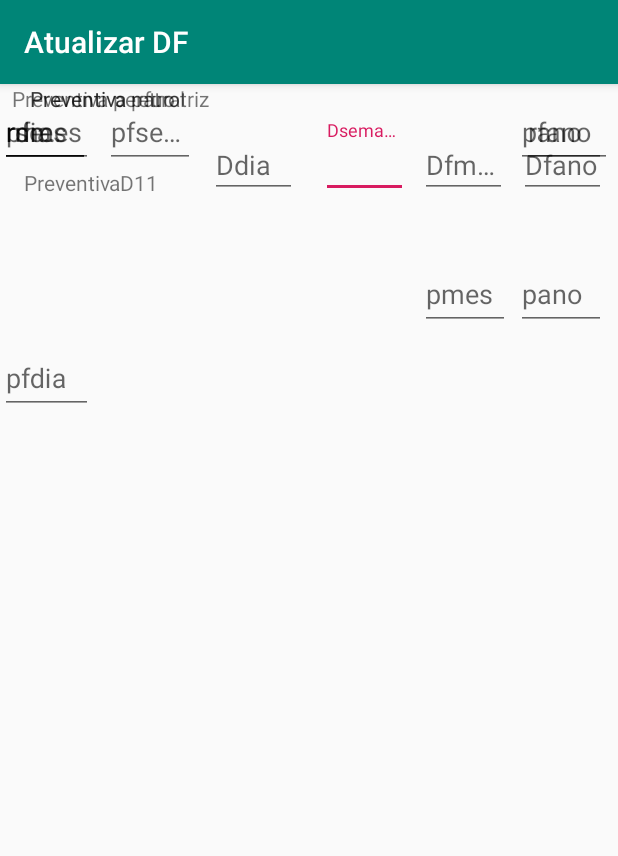
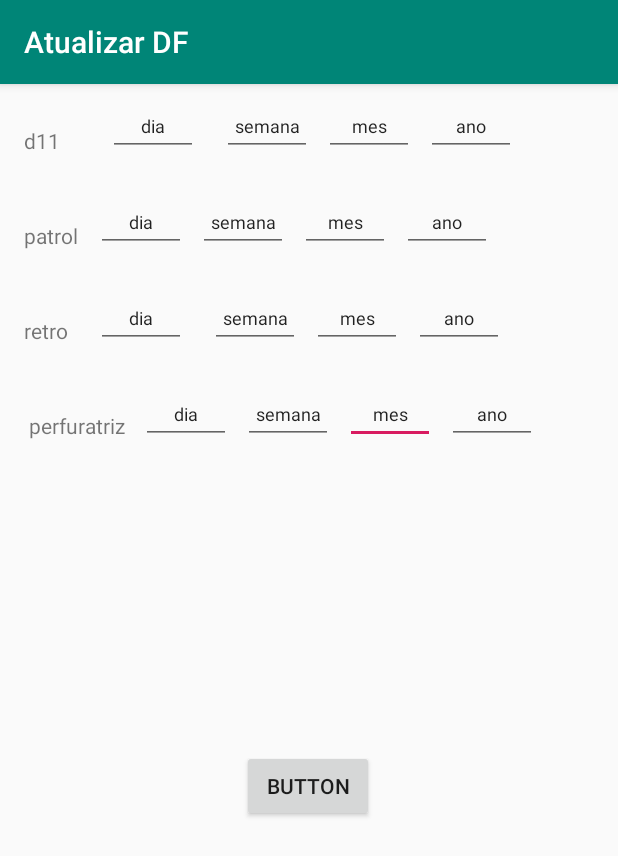
Before and after one commit to bhil3d/Corredor, an Android app: the AtualizardadosDF screen opened directly, with no data from a screen before it, on a phone screen of 412 x 824 dp. Shown: the top 856 px of the screen. Run offline under Robolectric (Android 15) with nearby library versions, the light colour scheme and no system bars; our stand-ins replace Firebase (no records; nobody signed in at launch, a user with empty details on screens opened directly).

Commit message:
atualizarDf

```diff
--- a/app/src/main/java/com/example/corredor/Activity/AtualizardadosDF.java
+++ b/app/src/main/java/com/example/corredor/Activity/AtualizardadosDF.java
@@ -2,10 +2,24 @@ package com.example.corredor.Activity;
 
 import android.support.v7.app.AppCompatActivity;
 import android.os.Bundle;
+import android.view.View;
+import android.widget.Button;
+import android.widget.EditText;
+import android.widget.Toast;
 
+import com.example.corredor.Class.ClassDF;
 import com.example.corredor.R;
+import com.google.firebase.database.DatabaseReference;
+import com.google.firebase.database.FirebaseDatabase;
 
-public class AtualizardadosDF extends AppCompatActivity {
+public class AtualizardadosDF extends AppCompatActivity implements View.OnClickListener {
+
+    private EditText Ddia,Dsemana,Dmes,Dano,D1ia,D1semana,D1mes,D1ano,
+    D2dia,D2semana,D2mes,D2ano,D3dia,D3semana,D3mes,D3ano;
+    private Button D4atualizar;
+    private ClassDF classDFselecionada;
+    private FirebaseDatabase database;
+
 
     @Override
     protected void onCreate(Bundle savedInstanceState) {
@@ -13,7 +27,91 @@ public class AtualizardadosDF extends AppCompatActivity {
         setContentView(R.layout.activity_atualizardados_df);
 
         getSupportActionBar().setTitle("Atualizar DF");
+        inicializarComponentes();
+        database = FirebaseDatabase.getInstance();
 
     }
 
+
+    @Override
+    public void onClick(View v) {
+
+        switch (v.getId()){
+
+            case R.id.D4atualizar:
+
+                Toast.makeText(getBaseContext(),"sucesso",Toast.LENGTH_LONG).show();
+                break;
+
+
+        }
+
+    }
+
+
+    private void btnalterar(){
+
+        String ddia = Ddia.getText().toString();
+        String dsemana = Dsemana.getText().toString();
+        String dmes = Dmes.getText().toString();
+        String dano = Dano.getText().toString();
+        String d1dia = D1ia.getText().toString();
+        String d1semana= D1semana.getText().toString();
+        String d1mes = D1mes.getText().toString();
+        String d1ano = D1ano.getText().toString();
+        String d2dia = D2dia.getText().toString();
+        String d2semana = D2semana.getText().toString();
+        String d2mes = D2mes.getText().toString();
+        String d2ano = D2ano.getText().toString();
+        String d3dia = D3dia.getText().toString();
+        String d3semana = D3semana.getText().toString();
+        String d3mes = D3mes.getText().toString();
+        String d3ano = D3ano.getText().toString();
+
+        AlterarDados(ddia,dsemana,dmes,dano,d1dia,d1semana,d1mes,d1ano,d2dia,d2semana,d2mes,d2ano,d3dia,d3semana,d3mes,d3ano);
+
+    }
+
+private  void AlterarDados(String ddia,String dsemana,
+                           String dmes,String dano, String d1dia, String d1semana, String d1mes,
+                           String d1ano,String d2dia, String d2semana,String d2mes,String d2ano,
+                           String d3dia,String d3semana,String d3mes,String d3ano){
+
+    DatabaseReference reference = database.getReference().child("DF");
+
+
+
+
 }
+
+
+
+    public void inicializarComponentes(){
+        Ddia = findViewById(R.id.Ddia);
+        Dsemana = findViewById(R.id.Dsemana);
+        Dmes = findViewById(R.id.Dmes);
+        Dano = findViewById(R.id.Dano);
+        D1ia = findViewById(R.id.D1dia);
+        D1semana = findViewById(R.id.D1semana);
+        D1mes = findViewById(R.id.D1mes);
+        D1ano = findViewById(R.id.D1ano);
+        D2dia = findViewById(R.id.D2dia);
+        D2semana = findViewById(R.id.D2semana);
+        D2mes = findViewById(R.id.D2mes);
+        D2ano = findViewById(R.id.D2ano);
+        D3dia = findViewById(R.id.D3dia);
+        D3semana = findViewById(R.id.D3semana);
+        D3mes = findViewById(R.id.d3mes);
+        D3ano = findViewById(R.id.D3ano);
+        D4atualizar = findViewById(R.id.D4atualizar);
+
+        D4atualizar.setOnClickListener(this);
+
+
+
+
+
+
+
+    }
+}
--- a/app/src/main/res/layout/activity_atualizardados_df.xml
+++ b/app/src/main/res/layout/activity_atualizardados_df.xml
@@ -4,271 +4,289 @@
     xmlns:tools="http://schemas.android.com/tools"
     android:layout_width="match_parent"
     android:layout_height="match_parent"
+    android:orientation="horizontal"
     tools:context=".Activity.AtualizardadosDF">
+
+
+    <EditText
+        android:id="@+id/d3mes"
+        android:layout_width="60dp"
+        android:layout_height="40dp"
+        android:layout_marginStart="8dp"
+        android:layout_marginTop="24dp"
+        android:ems="10"
+        android:inputType="textPersonName"
+        android:text="mes"
+        android:textAlignment="center"
+        android:textSize="12sp"
+        app:layout_constraintStart_toEndOf="@+id/D3semana"
+        app:layout_constraintTop_toBottomOf="@+id/D2mes" />
+
+    <EditText
+        android:id="@+id/D3semana"
+        android:layout_width="60dp"
+        android:layout_height="40dp"
+        android:layout_marginStart="8dp"
+        android:layout_marginTop="24dp"
+        android:ems="10"
+        android:inputType="textPersonName"
+        android:text="semana"
+        android:textAlignment="center"
+        android:textSize="12sp"
+        app:layout_constraintStart_toEndOf="@+id/D3dia"
+        app:layout_constraintTop_toBottomOf="@+id/D2semana" />
+
+    <EditText
+        android:id="@+id/D3dia"
+        android:layout_width="60dp"
+        android:layout_height="40dp"
+        android:layout_marginStart="8dp"
+        android:layout_marginTop="24dp"
+        android:ems="10"
+        android:inputType="textPersonName"
+        android:text="dia"
+        android:textAlignment="center"
+        android:textSize="12sp"
+        app:layout_constraintStart_toEndOf="@+id/textView6"
+        app:layout_constraintTop_toBottomOf="@+id/D2dia"
+        tools:ignore="MissingConstraints" />
+
+    <EditText
+        android:id="@+id/D3ano"
+        android:layout_width="60dp"
+        android:layout_height="40dp"
+        android:layout_marginStart="8dp"
+        android:layout_marginTop="24dp"
+        android:ems="10"
+        android:inputType="textPersonName"
+        android:text="ano"
+        android:textAlignment="center"
+        android:textSize="12sp"
+        app:layout_constraintStart_toEndOf="@+id/d3mes"
+        app:layout_constraintTop_toBottomOf="@+id/D2ano" />
+
+    <TextView
+        android:id="@+id/textView6"
+        android:layout_width="70dp"
+        android:layout_height="wrap_content"
+        android:layout_marginStart="16dp"
+        android:layout_marginTop="44dp"
+        android:text="perfuratriz"
+        android:textAlignment="center"
+        app:layout_constraintStart_toStartOf="parent"
+        app:layout_constraintTop_toBottomOf="@+id/textView4" />
+
+    <EditText
+        android:id="@+id/Dsemana"
+        android:layout_width="60dp"
+        android:layout_height="40dp"
+        android:layout_marginStart="16dp"
+        android:layout_marginTop="8dp"
+        android:ems="10"
+        android:inputType="textPersonName"
+        android:text="semana"
+        android:textAlignment="center"
+        android:textSize="12sp"
+        app:layout_constraintStart_toEndOf="@+id/Ddia"
+        app:layout_constraintTop_toTopOf="parent" />
 
     <TextView
         android:id="@+id/textView4"
-        android:layout_width="wrap_content"
+        android:layout_width="40dp"
         android:layout_height="wrap_content"
-        android:layout_marginStart="20dp"
-        android:text="Preventiva retro"
+        android:layout_marginStart="16dp"
+        android:layout_marginTop="44dp"
+        android:text="retro"
         app:layout_constraintStart_toStartOf="parent"
-        tools:layout_editor_absoluteY="278dp" />
+        app:layout_constraintTop_toBottomOf="@+id/textView3" />
 
-    <android.support.design.widget.TextInputLayout
-        android:id="@+id/textInputLayout7"
-        android:layout_width="wrap_content"
-        android:layout_height="wrap_content"
+    <EditText
+        android:id="@+id/D1dia"
+        android:layout_width="60dp"
+        android:layout_height="40dp"
+        android:layout_marginStart="8dp"
         android:layout_marginTop="24dp"
-        android:layout_marginEnd="8dp"
-        app:layout_constraintEnd_toStartOf="@+id/textInputLayout5"
-        app:layout_constraintTop_toTopOf="parent">
+        android:ems="10"
+        android:inputType="textPersonName"
+        android:text="dia"
+        android:textAlignment="center"
+        android:textSize="12sp"
+        app:layout_constraintStart_toEndOf="@+id/textView3"
+        app:layout_constraintTop_toBottomOf="@+id/Ddia"
+        tools:ignore="MissingConstraints" />
 
-        <android.support.design.widget.TextInputEditText
-            android:layout_width="58dp"
-            android:layout_height="41dp"
-            android:hint="Dsemana" />
-    </android.support.design.widget.TextInputLayout>
+    <EditText
+        android:id="@+id/D1semana"
+        android:layout_width="60dp"
+        android:layout_height="40dp"
+        android:layout_marginStart="8dp"
+        android:layout_marginTop="24dp"
+        android:ems="10"
+        android:inputType="textPersonName"
+        android:text="semana"
+        android:textAlignment="center"
+        android:textSize="12sp"
+        app:layout_constraintStart_toEndOf="@+id/D1dia"
+        app:layout_constraintTop_toBottomOf="@+id/Dsemana" />
 
-    <android.support.design.widget.TextInputLayout
-        android:id="@+id/textInputLayout5"
-        android:layout_width="wrap_content"
-        android:layout_height="wrap_content"
+    <EditText
+        android:id="@+id/D1mes"
+        android:layout_width="60dp"
+        android:layout_height="40dp"
+        android:layout_marginStart="8dp"
         android:layout_marginTop="24dp"
-        android:layout_marginEnd="8dp"
-        app:layout_constraintEnd_toStartOf="@+id/textInputLayout6"
-        app:layout_constraintTop_toTopOf="parent">
+        android:ems="10"
+        android:inputType="textPersonName"
+        android:text="mes"
+        android:textAlignment="center"
+        android:textSize="12sp"
+        app:layout_constraintStart_toEndOf="@+id/D1semana"
+        app:layout_constraintTop_toBottomOf="@+id/Dmes" />
 
-        <android.support.design.widget.TextInputEditText
-            android:layout_width="58dp"
-            android:layout_height="41dp"
-            android:hint="Dfmes" />
-    </android.support.design.widget.TextInputLayout>
+    <EditText
+        android:id="@+id/D1ano"
+        android:layout_width="60dp"
+        android:layout_height="40dp"
+        android:layout_marginStart="8dp"
+        android:layout_marginTop="24dp"
+        android:ems="10"
+        android:inputType="textPersonName"
+        android:text="ano"
+        android:textAlignment="center"
+        android:textSize="12sp"
+        app:layout_constraintStart_toEndOf="@+id/D1mes"
+        app:layout_constraintTop_toBottomOf="@+id/Dano" />
 
-    <android.support.design.widget.TextInputLayout
-        android:id="@+id/textInputLayout"
-        android:layout_width="wrap_content"
-        android:layout_height="wrap_content"
+    <EditText
+        android:id="@+id/D2dia"
+        android:layout_width="60dp"
+        android:layout_height="40dp"
+        android:layout_marginStart="8dp"
         android:layout_marginTop="24dp"
-        android:layout_marginEnd="16dp"
-        app:layout_constraintEnd_toStartOf="@+id/textInputLayout7"
-        app:layout_constraintTop_toTopOf="parent">
+        android:ems="10"
+        android:inputType="textPersonName"
+        android:text="dia"
+        android:textAlignment="center"
+        android:textSize="12sp"
+        app:layout_constraintStart_toEndOf="@+id/textView4"
+        app:layout_constraintTop_toBottomOf="@+id/D1dia"
+        tools:ignore="MissingConstraints" />
 
-        <android.support.design.widget.TextInputEditText
-            android:layout_width="58dp"
-            android:layout_height="41dp"
-            android:hint="Ddia" />
-    </android.support.design.widget.TextInputLayout>
+    <EditText
+        android:id="@+id/Dmes"
+        android:layout_width="60dp"
+        android:layout_height="40dp"
+        android:layout_marginStart="8dp"
+        android:layout_marginTop="8dp"
+        android:ems="10"
+        android:inputType="textPersonName"
+        android:text="mes"
+        android:textAlignment="center"
+        android:textSize="12sp"
+        app:layout_constraintStart_toEndOf="@+id/Dsemana"
+        app:layout_constraintTop_toTopOf="parent" />
 
-    <android.support.design.widget.TextInputLayout
-        android:id="@+id/textInputLayout6"
-        android:layout_width="wrap_content"
-        android:layout_height="wrap_content"
-        android:layout_marginTop="24dp"
-        android:layout_marginEnd="8dp"
-        app:layout_constraintEnd_toEndOf="parent"
-        app:layout_constraintTop_toTopOf="parent">
-
-        <android.support.design.widget.TextInputEditText
-            android:layout_width="58dp"
-            android:layout_height="41dp"
-            android:hint="Dfano" />
-    </android.support.design.widget.TextInputLayout>
+    <EditText
+        android:id="@+id/Dano"
+        android:layout_width="60dp"
+        android:layout_height="40dp"
+        android:layout_marginStart="8dp"
+        android:layout_marginTop="8dp"
+        android:ems="10"
+        android:inputType="textPersonName"
+        android:text="ano"
+        android:textAlignment="center"
+        android:textSize="12sp"
+        app:layout_constraintStart_toEndOf="@+id/Dmes"
+        app:layout_constraintTop_toTopOf="parent" />
 
     <TextView
         android:id="@+id/textView2"
-        android:layout_width="wrap_content"
+        android:layout_width="40dp"
         android:layout_height="wrap_content"
         android:layout_marginStart="16dp"
-        android:layout_marginTop="56dp"
-        android:text="PreventivaD11"
+        android:layout_marginTop="28dp"
+        android:text="d11"
         app:layout_constraintStart_toStartOf="parent"
         app:layout_constraintTop_toTopOf="parent" />
 
-    <android.support.design.widget.TextInputLayout
-        android:id="@+id/textInputLayout11"
-        android:layout_width="62dp"
-        android:layout_height="wrap_content"
+    <EditText
+        android:id="@+id/Ddia"
+        android:layout_width="60dp"
+        android:layout_height="40dp"
+        android:layout_marginStart="16dp"
+        android:layout_marginTop="8dp"
+        android:ems="10"
+        android:inputType="textPersonName"
+        android:text="dia"
+        android:textAlignment="center"
+        android:textSize="12sp"
+        app:layout_constraintStart_toEndOf="@+id/textView2"
+        app:layout_constraintTop_toTopOf="parent"
+        tools:ignore="MissingConstraints" />
+
+    <EditText
+        android:id="@+id/D2semana"
+        android:layout_width="60dp"
+        android:layout_height="40dp"
+        android:layout_marginStart="16dp"
         android:layout_marginTop="24dp"
-        android:layout_marginEnd="8dp"
-        app:layout_constraintEnd_toStartOf="@+id/textInputLayout8"
-        app:layout_constraintTop_toBottomOf="@+id/textInputLayout">
+        android:ems="10"
+        android:inputType="textPersonName"
+        android:text="semana"
+        android:textAlignment="center"
+        android:textSize="12sp"
+        app:layout_constraintStart_toEndOf="@+id/D2dia"
+        app:layout_constraintTop_toBottomOf="@+id/D1semana" />
 
-        <android.support.design.widget.TextInputEditText
-            android:layout_width="match_parent"
-            android:layout_height="wrap_content"
-            android:hint="Pdia" />
-    </android.support.design.widget.TextInputLayout>
+    <EditText
+        android:id="@+id/D2mes"
+        android:layout_width="60dp"
+        android:layout_height="40dp"
+        android:layout_marginStart="8dp"
+        android:layout_marginTop="24dp"
+        android:ems="10"
+        android:inputType="textPersonName"
+        android:text="mes"
+        android:textAlignment="center"
+        android:textSize="12sp"
+        app:layout_constraintStart_toEndOf="@+id/D2semana"
+        app:layout_constraintTop_toBottomOf="@+id/D1mes" />
 
-    <android.support.design.widget.TextInputLayout
-        android:id="@+id/textInputLayout8"
+    <EditText
+        android:id="@+id/D2ano"
         android:layout_width="60dp"
-        android:layout_height="wrap_content"
-        android:layout_marginTop="32dp"
-        android:layout_marginEnd="8dp"
-        app:layout_constraintEnd_toStartOf="@+id/textInputLayout10"
-        app:layout_constraintTop_toBottomOf="@+id/textInputLayout7">
-
-        <android.support.design.widget.TextInputEditText
-            android:layout_width="match_parent"
-            android:layout_height="wrap_content"
-            android:hint="psemana" />
-    </android.support.design.widget.TextInputLayout>
-
-    <android.support.design.widget.TextInputLayout
-        android:id="@+id/textInputLayout10"
-        android:layout_width="60dp"
-        android:layout_height="wrap_content"
-        android:layout_marginTop="32dp"
-        android:layout_marginEnd="8dp"
-        app:layout_constraintEnd_toStartOf="@+id/textInputLayout9"
-        app:layout_constraintTop_toBottomOf="@+id/textInputLayout5">
-
-        <android.support.design.widget.TextInputEditText
-            android:layout_width="match_parent"
-            android:layout_height="wrap_content"
-            android:hint="pmes" />
-    </android.support.design.widget.TextInputLayout>
-
-    <android.support.design.widget.TextInputLayout
-        android:id="@+id/textInputLayout9"
-        android:layout_width="60dp"
-        android:layout_height="wrap_content"
-        android:layout_marginTop="32dp"
-        android:layout_marginEnd="8dp"
-        app:layout_constraintEnd_toEndOf="parent"
-        app:layout_constraintTop_toBottomOf="@+id/textInputLayout6">
-
-        <android.support.design.widget.TextInputEditText
-            android:layout_width="match_parent"
-            android:layout_height="wrap_content"
-            android:hint="pano" />
-    </android.support.design.widget.TextInputLayout>
+        android:layout_height="40dp"
+        android:layout_marginStart="8dp"
+        android:layout_marginTop="24dp"
+        android:ems="10"
+        android:inputType="textPersonName"
+        android:text="ano"
+        android:textAlignment="center"
+        android:textSize="12sp"
+        app:layout_constraintStart_toEndOf="@+id/D2mes"
+        app:layout_constraintTop_toBottomOf="@+id/D1ano" />
 
     <TextView
         android:id="@+id/textView3"
+        android:layout_width="40dp"
+        android:layout_height="wrap_content"
+        android:layout_marginStart="16dp"
+        android:layout_marginTop="44dp"
+        android:text="patrol"
+        app:layout_constraintStart_toStartOf="parent"
+        app:layout_constraintTop_toBottomOf="@+id/textView2" />
+
+    <Button
+        android:id="@+id/D4atualizar"
         android:layout_width="wrap_content"
         android:layout_height="wrap_content"
         android:layout_marginStart="8dp"
-        android:text="Preventiva perfuratriz"
+        android:layout_marginTop="204dp"
+        android:layout_marginEnd="8dp"
+        android:text="Button"
+        app:layout_constraintEnd_toEndOf="parent"
+        app:layout_constraintHorizontal_bias="0.498"
         app:layout_constraintStart_toStartOf="parent"
-        tools:layout_editor_absoluteY="202dp" />
-
-    <android.support.design.widget.TextInputLayout
-        android:id="@+id/textInputLayout12"
-        android:layout_width="62dp"
-        android:layout_height="wrap_content"
-        android:layout_marginTop="8dp"
-        app:layout_constraintTop_toBottomOf="@+id/textInputLayout11"
-        tools:layout_editor_absoluteX="144dp">
-
-        <android.support.design.widget.TextInputEditText
-            android:layout_width="match_parent"
-            android:layout_height="wrap_content"
-            android:hint="pfdia" />
-    </android.support.design.widget.TextInputLayout>
-
-    <android.support.design.widget.TextInputLayout
-        android:id="@+id/textInputLayout8"
-        android:layout_width="60dp"
-        android:layout_height="wrap_content"
-        android:layout_marginStart="8dp"
-        app:layout_constraintStart_toEndOf="@+id/textInputLayout12"
-        tools:layout_editor_absoluteY="173dp">
-
-        <android.support.design.widget.TextInputEditText
-            android:layout_width="match_parent"
-            android:layout_height="wrap_content"
-            android:hint="pfsemana" />
-    </android.support.design.widget.TextInputLayout>
-
-    <android.support.design.widget.TextInputLayout
-        android:id="@+id/textInputLayout10"
-        android:layout_width="60dp"
-        android:layout_height="wrap_content"
-        tools:layout_editor_absoluteX="275dp"
-        tools:layout_editor_absoluteY="173dp">
-
-        <android.support.design.widget.TextInputEditText
-            android:layout_width="match_parent"
-            android:layout_height="wrap_content"
-            android:hint="pfmes" />
-    </android.support.design.widget.TextInputLayout>
-
-    <android.support.design.widget.TextInputLayout
-        android:id="@+id/textInputLayout9"
-        android:layout_width="60dp"
-        android:layout_height="wrap_content"
-        android:layout_marginEnd="8dp"
-        app:layout_constraintEnd_toEndOf="parent"
-        tools:layout_editor_absoluteY="173dp">
-
-        <android.support.design.widget.TextInputEditText
-            android:layout_width="match_parent"
-            android:layout_height="wrap_content"
-            android:hint="pfano" />
-    </android.support.design.widget.TextInputLayout>
-
-    <TextView
-        android:id="@+id/textView3"
-        android:layout_width="wrap_content"
-        android:layout_height="wrap_content"
-        android:layout_marginStart="20dp"
-        android:text="Preventiva patrol"
-        app:layout_constraintStart_toStartOf="parent"
-        tools:layout_editor_absoluteY="138dp" />
-
-    <android.support.design.widget.TextInputLayout
-        android:id="@+id/textInputLayout12"
-        android:layout_width="62dp"
-        android:layout_height="wrap_content"
-        tools:layout_editor_absoluteX="140dp"
-        tools:layout_editor_absoluteY="241dp">
-
-        <android.support.design.widget.TextInputEditText
-            android:layout_width="match_parent"
-            android:layout_height="wrap_content"
-            android:hint="rdia" />
-    </android.support.design.widget.TextInputLayout>
-
-    <android.support.design.widget.TextInputLayout
-        android:id="@+id/textInputLayout8"
-        android:layout_width="60dp"
-        android:layout_height="wrap_content"
-        tools:layout_editor_absoluteX="214dp"
-        tools:layout_editor_absoluteY="241dp">
-
-        <android.support.design.widget.TextInputEditText
-            android:layout_width="match_parent"
-            android:layout_height="wrap_content"
-            android:hint="rsemana" />
-    </android.support.design.widget.TextInputLayout>
-
-    <android.support.design.widget.TextInputLayout
-        android:id="@+id/textInputLayout10"
-        android:layout_width="60dp"
-        android:layout_height="wrap_content"
-        tools:layout_editor_absoluteX="280dp"
-        tools:layout_editor_absoluteY="241dp">
-
-        <android.support.design.widget.TextInputEditText
-            android:layout_width="match_parent"
-            android:layout_height="wrap_content"
-            android:hint="rmes" />
-    </android.support.design.widget.TextInputLayout>
-
-    <android.support.design.widget.TextInputLayout
-        android:id="@+id/textInputLayout9"
-        android:layout_width="60dp"
-        android:layout_height="wrap_content"
-        android:layout_marginEnd="4dp"
-        app:layout_constraintEnd_toEndOf="parent"
-        tools:layout_editor_absoluteY="241dp">
-
-        <android.support.design.widget.TextInputEditText
-            android:layout_width="match_parent"
-            android:layout_height="wrap_content"
-            android:hint="rano" />
-    </android.support.design.widget.TextInputLayout>
-
+        app:layout_constraintTop_toBottomOf="@+id/D3semana" />
 </android.support.constraint.ConstraintLayout>
```
